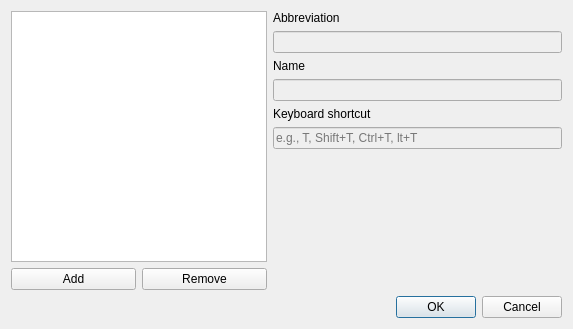
Before: the Qt Designer form closedvocabularydialog.ui in adamb924/Gloss, drawn with Qt 5.
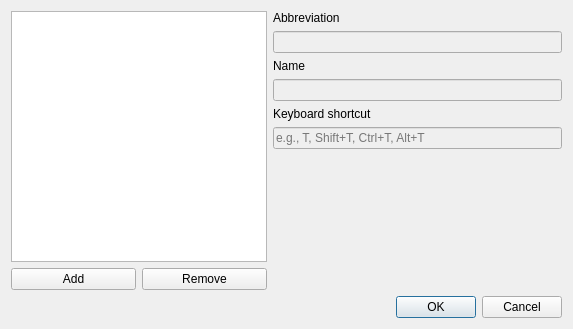
After: the same form once the commit is applied.

Commit message:
Editing syntactic categories
Proper database updating

What changed in the file:
```diff
--- a/closedvocabularydialog.ui
+++ b/closedvocabularydialog.ui
@@ -105,7 +105,7 @@
           <number>32767</number>
          </property>
          <property name="placeholderText">
-          <string>e.g., T, Shift+T, Ctrl+T, lt+T</string>
+          <string>e.g., T, Shift+T, Ctrl+T, Alt+T</string>
          </property>
         </widget>
        </item>
```
The commit also changes 2 other files.
